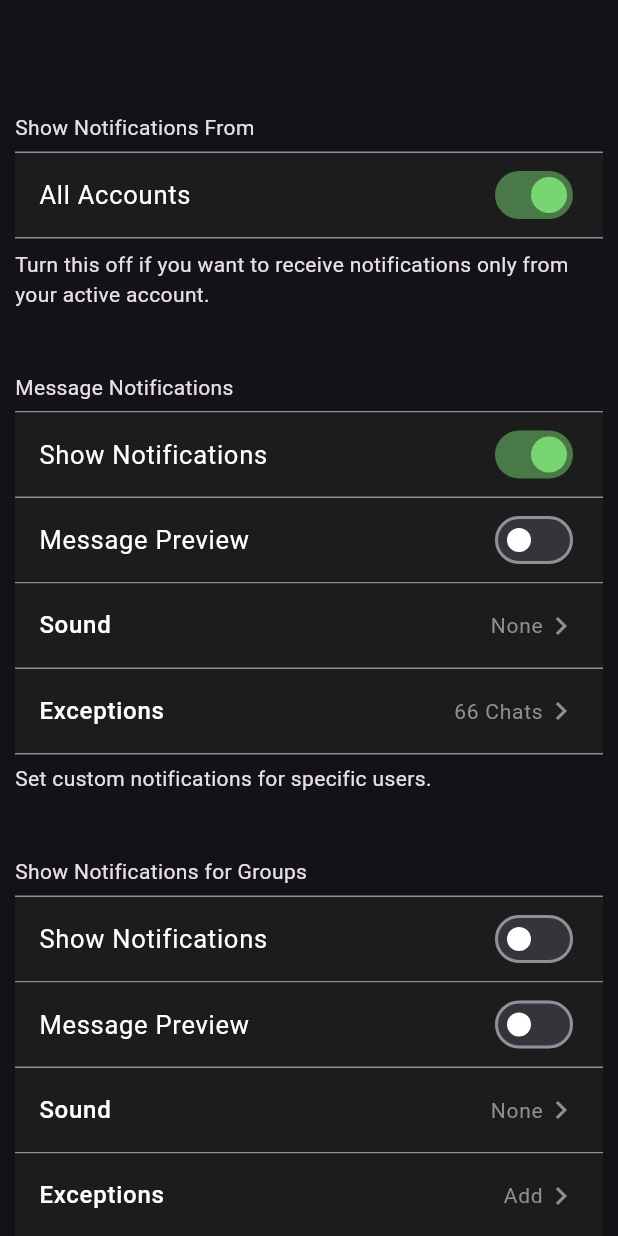
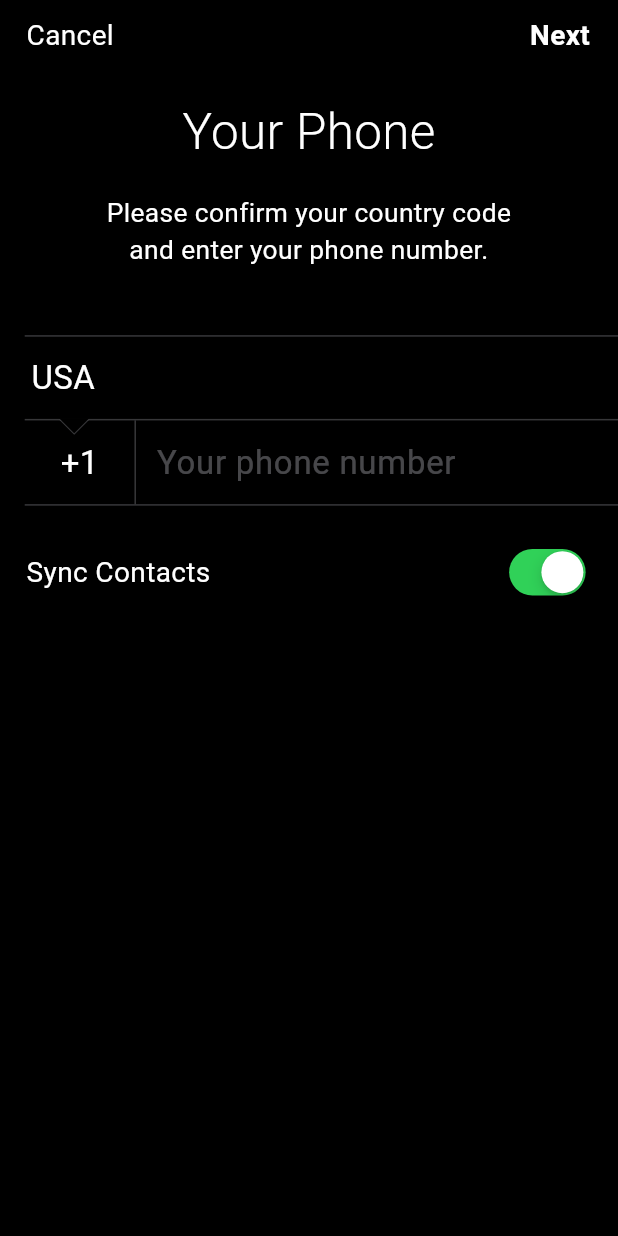
Before and after one commit to MrAzimzadeh/telegram-clone, a Flutter app: the screen it shows after launch, on a phone screen of 412 x 824 dp. Run offline on Flutter 3.47's test engine with Material 3 defaults, Android fonts, the phone set to English and light mode, and no system bars; our stand-ins replace flutter_screenutil; Roboto replaces fonts that are missing (SF-Pro-Display, SF-Pro-Text).

Commit message:
auth_screen

```diff
--- a/telegram_app/lib/app.dart
+++ /dev/null
@@ -1,18 +0,0 @@
-import 'package:flutter/material.dart';
-import 'package:telegram_app/ui/screens/telegram_notifications/telegram_notifications_screen.dart';
-
-
-class MyApp extends StatelessWidget {
-  const MyApp({super.key});
-
-  @override
-  Widget build(BuildContext context) {
-    return MaterialApp(
-      debugShowCheckedModeBanner: false,
-      title: 'Telegram Clone',
-      darkTheme: ThemeData.dark(),
-      themeMode: ThemeMode.dark,
-      home: TelegramNotificationScreen(),
-    );
-  }
-}
--- a/telegram_app/lib/constants/app_colors.dart
+++ b/telegram_app/lib/constants/app_colors.dart
@@ -8,16 +8,23 @@ class AppColors {
   // static const Color primaryColor = Colors.purple;
 
   ///Gulara writing color
-  static const Color cocosBlack = Color.fromRGBO(28,28,29, 1);
+  static const Color cocosBlack = Color(0xFF000000);
   static const Color tin = Color.fromRGBO(142, 142, 147, 1);
   static const Color pastelGreen = Color.fromRGBO(119, 213, 114, 1);
-  static const Color light = Color.fromRGBO(255, 255, 255, 1);
+  static const Color white = Color.fromRGBO(255, 255, 255, 1);
+  static const Color stoneCold = Color(0xA6545458);
+  static const Color silverPhoenix = Color(0x4DEBEBF5);
 
 
-  static const Color  background = cocosBlack;
+  static const Color background = cocosBlack;
   static const Color notificationText = tin;
   static const Color dividerLine = tin;
   static const Color iconColor = tin;
   static const Color switchOn = pastelGreen;
-  static const Color switchOff = light;
+  static const Color switchOff = white;
+
+  static const Color primaryTextColor = white;
+  static const Color authHintColor = silverPhoenix;
+  static const Color borderColor = stoneCold;
+  static const Color cursorColor = white;
 }
--- a/telegram_app/lib/constants/app_texts.dart
+++ b/telegram_app/lib/constants/app_texts.dart
@@ -2,18 +2,32 @@ class AppTexts {
   AppTexts._();
 
   ///Telegram Notifications Texts @GULARA
-  static const String allAccounts = "All Accounts";
-  static const String showNotificationsFrom = "Show Notifications From";
-  static const String turnOffToReceiveNotifications = "Turn this off if you want to receive notifications only from your active account.";
-  static const String messageNotifications = "Message Notifications";
-  static const String showNotifications = "Show Notifications";
-  static const String messagePreview = "Message Preview";
-  static const String sound = "Sound";
-  static const String exceptions = "Exceptions";
-  static const String chats = "66 Chats";
-  static const String setCustomNotifications = "Set custom notifications for specific users.";
-  static const String groupShowNotifications = "Show Notifications for Groups";
-  static const String soundNone = "None";
-  static const String exceptionsText = "Exceptions";
-  static const String addText = "Add";
+  static const String notifAllAccounts = "All Accounts";
+  static const String notifShowNotificationsFrom = "Show Notifications From";
+  static const String notifTurnOffToReceiveNotifications =
+      "Turn this off if you want to receive notifications only from your active account.";
+  static const String notifMessageNotifications = "Message Notifications";
+  static const String notifShowNotifications = "Show Notifications";
+  static const String notifMessagePreview = "Message Preview";
+  static const String notifSound = "Sound";
+  static const String notifExceptions = "Exceptions";
+  static const String notifChats = "66 Chats";
+  static const String notifSetCustomNotifications =
+      "Set custom notifications for specific users.";
+  static const String notifGroupShowNotifications =
+      "Show Notifications for Groups";
+  static const String notifSoundNone = "None";
+  static const String notifExceptionsText = "Exceptions";
+  static const String notifAddText = "Add";
+
+  // AuthScreen
+  static const String authCancel = "Cancel";
+  static const String authNext = "Next";
+  static const String authYourPhone = "Your Phone";
+  static const String authSubtitle =
+      "Please confirm your country code and enter your phone number.";
+  static const String authUsa = "USA";
+  static const String auth1 = "+1";
+  static const String authPhoneNumber = "Your phone number";
+  static const String authSync = "Sync Contacts";
 }
--- a/telegram_app/lib/main.dart
+++ b/telegram_app/lib/main.dart
@@ -1,5 +1,5 @@
 import 'package:flutter/material.dart';
-import 'package:telegram_app/app.dart';
+import 'package:telegram_app/ui/app.dart';
 
 final GlobalKey<NavigatorState> navigatorKey = GlobalKey<NavigatorState>();
 
--- /dev/null
+++ b/telegram_app/lib/ui/app.dart
@@ -0,0 +1,21 @@
+import 'package:flutter/material.dart';
+import 'package:flutter_screenutil/flutter_screenutil.dart';
+import 'package:telegram_app/ui/screens/auth_screen/auth_screen.dart';
+
+class MyApp extends StatelessWidget {
+  const MyApp({super.key});
+
+  @override
+  Widget build(BuildContext context) {
+    return ScreenUtilInit(
+      designSize: const Size(375, 812),
+      child: MaterialApp(
+        debugShowCheckedModeBanner: false,
+        title: 'Telegram Clone',
+        darkTheme: ThemeData.dark(),
+        themeMode: ThemeMode.dark,
+        home: AuthScreen(),
+      ),
+    );
+  }
+}
--- /dev/null
+++ b/telegram_app/lib/ui/screens/auth_screen/auth_screen.dart
@@ -0,0 +1,185 @@
+import 'package:flutter/cupertino.dart';
+import 'package:flutter/material.dart';
+import 'package:flutter_screenutil/flutter_screenutil.dart';
+import 'package:telegram_app/constants/app_colors.dart';
+import 'package:telegram_app/constants/app_texts.dart';
+import 'package:telegram_app/ui/screens/auth_screen/widgets/auth_screen_stack.dart';
+
+class AuthScreen extends StatefulWidget {
+  const AuthScreen({super.key});
+
+  @override
+  State<AuthScreen> createState() => _AuthScreenState();
+}
+
+class _AuthScreenState extends State<AuthScreen> {
+  bool _cupertinoValue = true;
+
+  @override
+  Widget build(BuildContext context) {
+    return Scaffold(
+      backgroundColor: AppColors.background,
+      body: SafeArea(
+        child: Center(
+          child: Column(children: [
+            Padding(
+              padding: EdgeInsets.only(
+                  right: 17.w, left: 16.w, top: 10.h, bottom: 10.h),
+              child: Row(
+                mainAxisAlignment: MainAxisAlignment.spaceBetween,
+                children: [
+                  Text(
+                    AppTexts.authCancel,
+                    style: TextStyle(
+                        color: AppColors.primaryTextColor,
+                        fontFamily: 'SF-Pro-Text',
+                        fontSize: 17.sp,
+                        fontWeight: FontWeight.w400),
+                  ),
+                  Text(
+                    AppTexts.authNext,
+                    style: TextStyle(
+                        color: AppColors.primaryTextColor,
+                        fontFamily: 'SF-Pro-Text',
+                        fontSize: 17.sp,
+                        fontWeight: FontWeight.w600),
+                  )
+                ],
+              ),
+            ),
+
+            SizedBox(height: 17.h),
+
+            // Title
+            Text(
+              AppTexts.authYourPhone,
+              style: TextStyle(
+                  color: AppColors.primaryTextColor,
+                  fontFamily: 'SF-Pro-Display',
+                  fontSize: 30.sp,
+                  fontWeight: FontWeight.w300),
+            ),
+
+            SizedBox(height: 17.h),
+
+            // Subtitle
+            Padding(
+              padding: EdgeInsets.only(left: 50.w, right: 50.w),
+              child: Text(
+                textAlign: TextAlign.center,
+                AppTexts.authSubtitle,
+                style: TextStyle(
+                    color: AppColors.primaryTextColor,
+                    fontFamily: 'SF-Pro-Text',
+                    fontSize: 16.sp,
+                    fontWeight: FontWeight.w400),
+              ),
+            ),
+
+            SizedBox(height: 44.h),
+
+            Container(
+              margin: EdgeInsets.only(left: 15.w),
+              height: 56.h,
+              decoration: BoxDecoration(
+                  border: Border(
+                      top: BorderSide(color: AppColors.borderColor),
+                      bottom: BorderSide(color: AppColors.borderColor))),
+              child: Center(
+                child: Row(
+                  mainAxisAlignment: MainAxisAlignment.start,
+                  children: [
+                    Padding(
+                      padding: EdgeInsets.only(left: 4.w),
+                      child: Text(
+                        AppTexts.authUsa,
+                        style: TextStyle(
+                            color: AppColors.primaryTextColor,
+                            fontFamily: 'SF-Pro-Display',
+                            fontSize: 20.sp,
+                            fontWeight: FontWeight.w400),
+                      ),
+                    )
+                  ],
+                ),
+              ),
+            ),
+            Container(
+              margin: EdgeInsets.only(left: 15.w),
+              height: 56.h,
+              decoration: BoxDecoration(
+                  border:
+                      Border(bottom: BorderSide(color: AppColors.borderColor))),
+              child: Center(
+                child: Row(
+                  children: [
+                    AuthScreenStack(),
+                    Expanded(
+                      child: Padding(
+                        padding: EdgeInsets.only(left: 12.5.w),
+                        child: TextField(
+                          cursorColor: AppColors.cursorColor,
+                          cursorRadius: Radius.circular(2.r),
+                          cursorHeight: 26.h,
+                          keyboardType: TextInputType.phone,
+                          style: TextStyle(
+                            color: AppColors.primaryTextColor,
+                            fontFamily: 'SF-Pro-Display',
+                            fontSize: 20.sp,
+                            fontWeight: FontWeight.w400,
+                          ),
+                          decoration: InputDecoration(
+                            hintText: AppTexts.authPhoneNumber,
+                            hintStyle: TextStyle(
+                              color: AppColors.authHintColor,
+                              fontFamily: 'SF-Pro-Display',
+                              fontSize: 20.sp,
+                              fontWeight: FontWeight.w400,
+                            ),
+                            border: InputBorder.none,
+                            isCollapsed: true,
+                          ),
+                        ),
+                      ),
+                    )
+                  ],
+                ),
+              ),
+            ),
+
+            SizedBox(
+              height: 14.5.h,
+            ),
+
+            // Switch
+            Padding(
+              padding: EdgeInsets.symmetric(horizontal: 16.w, vertical: 10.h),
+              child: Row(
+                mainAxisAlignment: MainAxisAlignment.spaceBetween,
+                children: [
+                  Text(
+                    AppTexts.authSync,
+                    style: TextStyle(
+                      color: AppColors.primaryTextColor,
+                      fontFamily: 'SF-Pro-Text',
+                      fontSize: 17.sp,
+                      fontWeight: FontWeight.w400,
+                    ),
+                  ),
+                  CupertinoSwitch(
+                    value: _cupertinoValue,
+                    onChanged: (value) {
+                      setState(() {
+                        _cupertinoValue = value;
+                      });
+                    },
+                  )
+                ],
+              ),
+            )
+          ]),
+        ),
+      ),
+    );
+  }
+}
--- /dev/null
+++ b/telegram_app/lib/ui/screens/auth_screen/widgets/auth_screen_stack.dart
@@ -0,0 +1,75 @@
+import 'dart:math' as math;
+
+import 'package:flutter/material.dart';
+import 'package:flutter_screenutil/flutter_screenutil.dart';
+import 'package:telegram_app/constants/app_colors.dart';
+import 'package:telegram_app/constants/app_texts.dart';
+import 'package:telegram_app/utils/extensions/triangle.dart';
+
+class AuthScreenStack extends StatelessWidget {
+  const AuthScreenStack({super.key});
+
+  @override
+  Widget build(BuildContext context) {
+    return Stack(
+      clipBehavior: Clip.none,
+      children: [
+        Container(
+          width: 67.5.w,
+          decoration: BoxDecoration(
+            border: Border(
+              right: BorderSide(color: AppColors.borderColor),
+            ),
+          ),
+          child: Center(
+            child: Text(
+              AppTexts.auth1,
+              style: TextStyle(
+                color: AppColors.primaryTextColor,
+                fontFamily: 'SF-Pro-Display',
+                fontSize: 20.sp,
+                fontWeight: FontWeight.w400,
+              ),
+            ),
+          ),
+        ),
+        Positioned(
+          left: 23,
+          top: -0.5,
+          child: Transform.rotate(
+            angle: math.pi,
+            child: CustomPaint(
+              painter: TrianglePainter(
+                strokeColor: AppColors.borderColor,
+                strokeWidth: 1,
+                paintingStyle: PaintingStyle.fill,
+              ),
+              child: const SizedBox(
+                height: 10,
+                width: 20,
+              ),
+            ),
+          ),
+        ),
+        Positioned(
+          left: 23,
+          top: -1.5,
+          child: Transform.rotate(
+            angle: math.pi,
+            child: CustomPaint(
+              painter: TrianglePainter(
+                strokeColor: AppColors.background,
+                strokeWidth: 1,
+                paintingStyle: PaintingStyle.fill,
+              ),
+              child: const SizedBox(
+                height: 10,
+                width: 20,
+              ),
+            ),
+          ),
+        ),
+      ],
+    );
+  }
+}
--- a/telegram_app/lib/ui/screens/telegram_notifications/widgets/group_notifications.dart
+++ b/telegram_app/lib/ui/screens/telegram_notifications/widgets/group_notifications.dart
@@ -21,27 +21,27 @@ class _GroupNotificationsWidgetState extends State<GroupNotificationsWidget> {
       crossAxisAlignment: CrossAxisAlignment.start,
       children: [
         SizedBox(height: 42),
-        const Text(AppTexts.groupShowNotifications),
+        const Text(AppTexts.notifGroupShowNotifications),
         SizedBox(height: 6),
         const Divider(color: AppColors.dividerLine, height: 1),
         CustomSwitchTile(
-          title: AppTexts.showNotifications,
+          title: AppTexts.notifShowNotifications,
           value: showNotifications,
           onChanged: (val) => setState(() => showNotifications = val),
         ),
         const Divider(color: AppColors.dividerLine,height: 1),
         CustomSwitchTile(
-          title: AppTexts.messagePreview,
+          title: AppTexts.notifMessagePreview,
           value: messagePreview,
           onChanged: (val) => setState(() => messagePreview = val),
         ),
         const Divider(color: AppColors.dividerLine, height: 1),
-        const SimpleTile(title: AppTexts.sound, trailing: AppTexts.soundNone),
+        const SimpleTile(title: AppTexts.notifSound, trailing: AppTexts.notifSoundNone),
         const Divider(color: AppColors.dividerLine, height: 1),
-        const SimpleTile(title: AppTexts.exceptions, trailing: AppTexts.addText),
+        const SimpleTile(title: AppTexts.notifExceptions, trailing: AppTexts.notifAddText),
         const Divider(color: AppColors.dividerLine, height: 1),
         SizedBox(height: 7),
-        const Text(AppTexts.setCustomNotifications),
+        const Text(AppTexts.notifSetCustomNotifications),
       ],
     );
   }
--- a/telegram_app/lib/ui/screens/telegram_notifications/widgets/message_notifications.dart
+++ b/telegram_app/lib/ui/screens/telegram_notifications/widgets/message_notifications.dart
@@ -21,28 +21,28 @@ class _MessageNotificationsWidgetState extends State<MessageNotificationsWidget>
       crossAxisAlignment: CrossAxisAlignment.start,
       children: [
         const Text(
-        AppTexts.messageNotifications),
+        AppTexts.notifMessageNotifications),
         const SizedBox(height: 6),
         const Divider(color: AppColors.dividerLine, height: 1),
         CustomSwitchTile(
-          title: AppTexts.showNotifications,
+          title: AppTexts.notifShowNotifications,
           value: showNotifications,
           onChanged: (val) => setState(() => showNotifications = val),
         ),
         const Divider(color: AppColors.dividerLine, height: 1,),
         CustomSwitchTile(
-          title: AppTexts.messagePreview,
+          title: AppTexts.notifMessagePreview,
           value: messagePreview,
           onChanged: (val) => setState(() => messagePreview = val),
         ),
         const Divider(color: AppColors.dividerLine, height: 1),
-        const SimpleTile(title: AppTexts.sound, trailing: AppTexts.soundNone),
+        const SimpleTile(title: AppTexts.notifSound, trailing: AppTexts.notifSoundNone),
         const Divider(color: AppColors.dividerLine, height: 1),
-        const SimpleTile(title: AppTexts.exceptions, trailing: AppTexts.chats),
+        const SimpleTile(title: AppTexts.notifExceptions, trailing: AppTexts.notifChats),
         const Divider(color: AppColors.dividerLine, height: 1),
         SizedBox(height: 6),
         const Text
-        (AppTexts.setCustomNotifications),
+        (AppTexts.notifSetCustomNotifications),
       ],
     );
   }
--- a/telegram_app/lib/ui/screens/telegram_notifications/widgets/show_notifications.dart
+++ b/telegram_app/lib/ui/screens/telegram_notifications/widgets/show_notifications.dart
@@ -24,18 +24,18 @@ class _ShowNotificationsWidgetState extends State<ShowNotificationsWidget> {
         crossAxisAlignment: CrossAxisAlignment.start,
         children: [
           const Text
-          (AppTexts.showNotificationsFrom),
+          (AppTexts.notifShowNotificationsFrom),
            SizedBox(height: 6),
           const Divider(color: AppColors.dividerLine, height: 1),
           CustomSwitchTile(
-            title: AppTexts.allAccounts,
+            title: AppTexts.notifAllAccounts,
             value: allAccounts,
             onChanged: (val) => setState(() => allAccounts = val),
           ),
           const Divider(color: AppColors.dividerLine, height: 1),
           SizedBox(height: 7),
           const Text
-          (AppTexts.turnOffToReceiveNotifications),
+          (AppTexts.notifTurnOffToReceiveNotifications),
           SizedBox(
             height: 42,
           ),
--- a/telegram_app/lib/ui/screens/telegram_notifications/widgets/simple_tile.dart
+++ b/telegram_app/lib/ui/screens/telegram_notifications/widgets/simple_tile.dart
@@ -20,7 +20,7 @@ class SimpleTile extends StatelessWidget {
         title: Text(
           title,
           style: const TextStyle(
-            color: AppColors.light,
+            color: AppColors.primaryTextColor,
             fontSize: 16,
             fontWeight: FontWeight.w500,
           ),
--- /dev/null
+++ b/telegram_app/lib/utils/extensions/triangle.dart
@@ -0,0 +1,37 @@
+import 'package:flutter/material.dart';
+
+class TrianglePainter extends CustomPainter {
+  final Color strokeColor;
+  final PaintingStyle paintingStyle;
+  final double strokeWidth;
+
+  TrianglePainter(
+      {this.strokeColor = Colors.black,
+      this.strokeWidth = 3,
+      this.paintingStyle = PaintingStyle.stroke});
+
+  @override
+  void paint(Canvas canvas, Size size) {
+    Paint paint = Paint()
+      ..color = strokeColor
+      ..strokeWidth = strokeWidth
+      ..style = paintingStyle;
+
+    canvas.drawPath(getTrianglePath(size.width, size.height), paint);
+  }
+
+  Path getTrianglePath(double x, double y) {
+    return Path()
+      ..moveTo(0, y)
+      ..lineTo(x / 2, 0)
+      ..lineTo(x, y)
+      ..lineTo(0, y);
+  }
+
+  @override
+  bool shouldRepaint(TrianglePainter oldDelegate) {
+    return oldDelegate.strokeColor != strokeColor ||
+        oldDelegate.paintingStyle != paintingStyle ||
+        oldDelegate.strokeWidth != strokeWidth;
+  }
+}
--- a/telegram_app/lib/utils/widgets/custom_switchtile.dart
+++ b/telegram_app/lib/utils/widgets/custom_switchtile.dart
@@ -22,7 +22,7 @@ class CustomSwitchTile extends StatelessWidget {
         title: Text(
           title,
           style: const TextStyle(
-            color: AppColors.light,
+            color: AppColors.primaryTextColor,
             fontSize: 17,
             fontWeight: FontWeight.w400,
           ),
--- a/telegram_app/pubspec.yaml
+++ b/telegram_app/pubspec.yaml
@@ -35,6 +35,7 @@ dependencies:
   # Use with the CupertinoIcons class for iOS style icons.
   cupertino_icons: ^1.0.8
   google_fonts: ^6.2.1
+  flutter_screenutil: ^5.9.3
 
 dev_dependencies:
   flutter_test:
```
Also changed, not shown: telegram_app/pubspec.lock, 251 other files.
